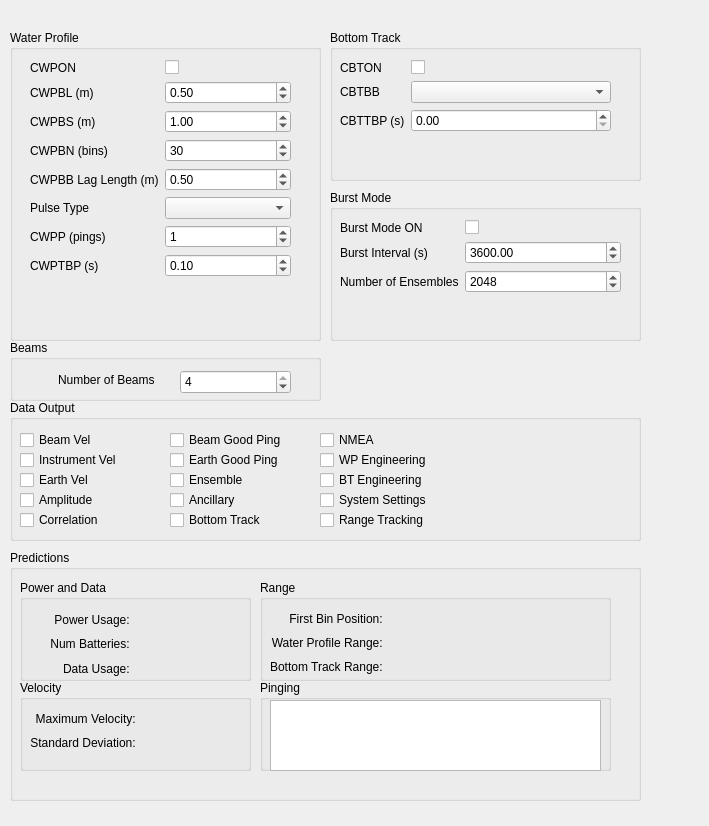
ricorx7/rti_python, file Frontend/qt/Predictor/subsystem_view.ui: the form before one commit.
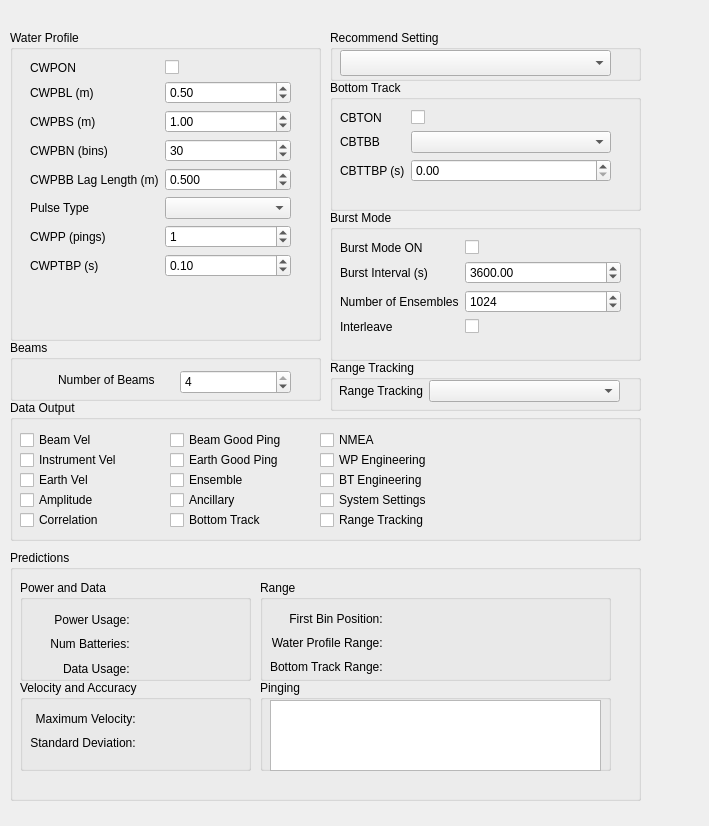
The form after the commit.

```diff
--- a/Frontend/qt/Predictor/subsystem_view.ui
+++ b/Frontend/qt/Predictor/subsystem_view.ui
@@ -17,9 +17,9 @@
    <property name="geometry">
     <rect>
      <x>330</x>
-     <y>30</y>
+     <y>80</y>
      <width>311</width>
-     <height>151</height>
+     <height>131</height>
     </rect>
    </property>
    <property name="title">
@@ -76,7 +76,7 @@
    <property name="geometry">
     <rect>
      <x>330</x>
-     <y>190</y>
+     <y>210</y>
      <width>311</width>
      <height>151</height>
     </rect>
@@ -90,7 +90,7 @@
       <x>10</x>
       <y>30</y>
       <width>281</width>
-      <height>111</height>
+      <height>112</height>
      </rect>
     </property>
     <layout class="QFormLayout" name="formLayout_3">
@@ -144,7 +144,21 @@
         <number>128</number>
        </property>
        <property name="value">
-        <number>2048</number>
+        <number>1024</number>
+       </property>
+      </widget>
+     </item>
+     <item row="3" column="0">
+      <widget class="QLabel" name="label_18">
+       <property name="text">
+        <string>Interleave</string>
+       </property>
+      </widget>
+     </item>
+     <item row="3" column="1">
+      <widget class="QCheckBox" name="cbiInterleaveCheckBox">
+       <property name="text">
+        <string/>
        </property>
       </widget>
      </item>
@@ -256,6 +270,9 @@
      </item>
      <item row="4" column="1">
       <widget class="QDoubleSpinBox" name="cwpbbDoubleSpinBox">
+       <property name="decimals">
+        <number>3</number>
+       </property>
        <property name="singleStep">
         <double>0.100000000000000</double>
        </property>
@@ -610,7 +627,7 @@
      </layout>
     </widget>
    </widget>
-   <widget class="QGroupBox" name="groupBox_8">
+   <widget class="QGroupBox" name="velAccGroupBox">
     <property name="geometry">
      <rect>
       <x>10</x>
@@ -620,7 +637,7 @@
      </rect>
     </property>
     <property name="title">
-     <string>Velocity</string>
+     <string>Velocity and Accuracy</string>
     </property>
     <widget class="QWidget" name="layoutWidget">
      <property name="geometry">
@@ -833,6 +850,64 @@
     </property>
    </widget>
   </widget>
+  <widget class="QGroupBox" name="groupBox_8">
+   <property name="geometry">
+    <rect>
+     <x>330</x>
+     <y>30</y>
+     <width>311</width>
+     <height>51</height>
+    </rect>
+   </property>
+   <property name="title">
+    <string>Recommend Setting</string>
+   </property>
+   <widget class="QComboBox" name="recommendCfgComboBox">
+    <property name="geometry">
+     <rect>
+      <x>10</x>
+      <y>20</y>
+      <width>271</width>
+      <height>26</height>
+     </rect>
+    </property>
+   </widget>
+  </widget>
+  <widget class="QGroupBox" name="groupBox_11">
+   <property name="geometry">
+    <rect>
+     <x>330</x>
+     <y>360</y>
+     <width>311</width>
+     <height>51</height>
+    </rect>
+   </property>
+   <property name="title">
+    <string>Range Tracking</string>
+   </property>
+   <widget class="QWidget" name="formLayoutWidget_4">
+    <property name="geometry">
+     <rect>
+      <x>9</x>
+      <y>20</y>
+      <width>281</width>
+      <height>31</height>
+     </rect>
+    </property>
+    <layout class="QFormLayout" name="formLayout_4">
+     <item row="0" column="1">
+      <widget class="QComboBox" name="rangeTrackingComboBox"/>
+     </item>
+     <item row="0" column="0">
+      <widget class="QLabel" name="label_20">
+       <property name="text">
+        <string>Range Tracking</string>
+       </property>
+      </widget>
+     </item>
+    </layout>
+   </widget>
+  </widget>
  </widget>
  <resources/>
  <connections/>
```
Left out of the diff: 2 changed lines with no effect on the pictures.
